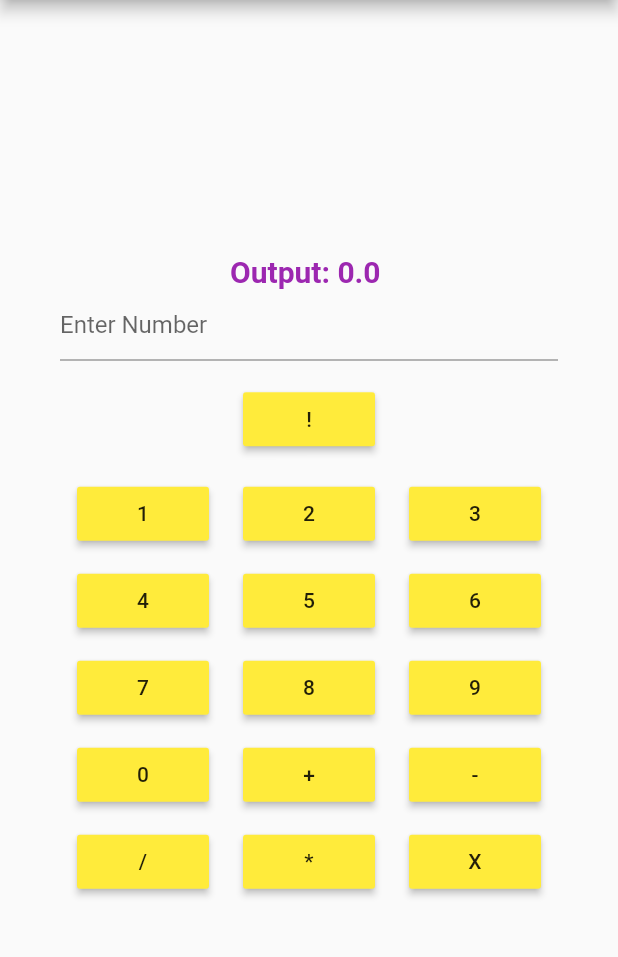
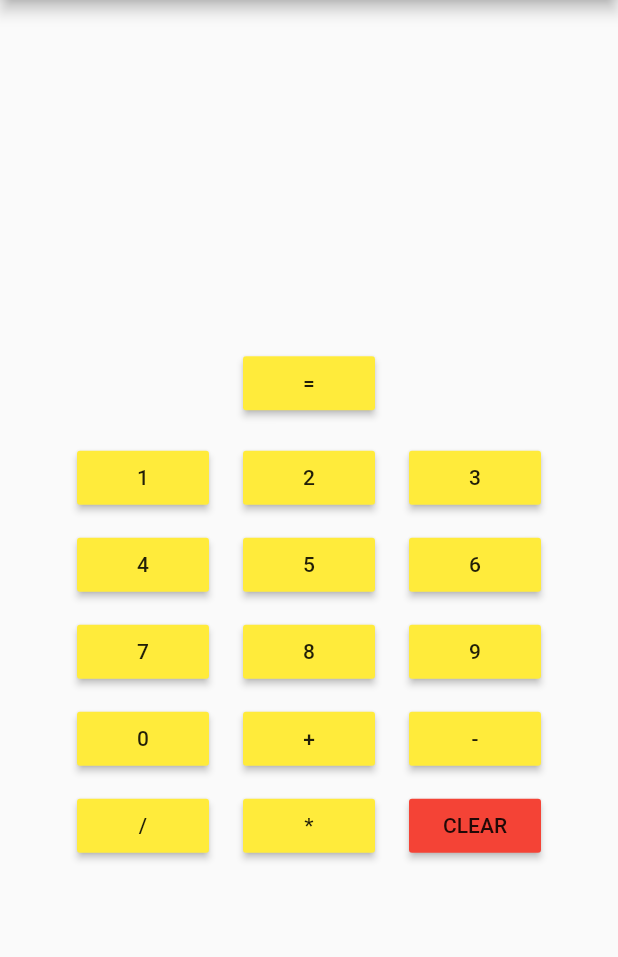
Before and after one commit to mobileappdevhm/calc-EduardBartolovic, a Flutter app: the screen it shows after launch, on a phone screen of 412 x 824 dp, the part 84-1041 px from its top. Run offline on Flutter 3.47's test engine with Material 2 defaults, Android fonts, the phone set to English and light mode, and no system bars; our stand-ins replace math_expressions.

Commit message:
overhaul no functional

```diff
--- a/AndroidStudioProjects/calculator_app/lib/home_page.dart
+++ b/AndroidStudioProjects/calculator_app/lib/home_page.dart
@@ -1,5 +1,5 @@
 import 'package:flutter/material.dart';
-//import 'package:math_expression/math_expression.dart';
+import 'package:math_expressions/math_expressions.dart';
 
 class HomePage extends StatefulWidget{
   @override
@@ -10,27 +10,31 @@ class HomePage extends StatefulWidget{
 
 class HomePageState extends State<HomePage>{
 
-  var num1 = 0.0 ,num2 = 0.0 ,sum = 0.0 ;
-
-  final TextEditingController text = new TextEditingController(text: '');
-
+  var sum = 0.0 ;
+  String text = "";
 
   void doMath(){
     this.setState((){
-      //Parser parser = new Parser();
+      try{
+        Parser p = new Parser();
+        Expression exp = p.parse(text);
+        final double result = exp.evaluate(EvaluationType.REAL,new ContextModel());
+        text = "$result";
+      }catch(exe){ // if userinpur was wrong
+        text = "Syntax Error";
+      }
 
-      text.text = "hall";
     });
   }
 
   void addElement(String element){
     this.setState((){
-      text.text += element;
+      text += element;
     });
   }
   void clear(){
     this.setState((){
-      text.text = "";
+      text = "";
     });
   }
 
@@ -44,21 +48,17 @@ class HomePageState extends State<HomePage>{
           child: new Column(
             mainAxisAlignment: MainAxisAlignment.center,
             children: <Widget>[
-              new Text('Output: $sum ',
+              new Text('$text ',
                 style: new TextStyle( fontSize: 20.0,
                   fontWeight: FontWeight.bold,
                   color: Colors.purple,
                 ),
               ),
-              new TextField(
-                decoration: new InputDecoration( hintText: 'Enter Number'),
-                controller: text,
-              ),
               new Padding(
                 padding: const EdgeInsets.only(top:15.0),
               ),
               new MaterialButton(
-                child: new Text('!'),
+                child: new Text('='),
                 color: Colors.yellow,
                 onPressed: doMath,
               ),
@@ -172,8 +172,8 @@ class HomePageState extends State<HomePage>{
                     onPressed: () => addElement("*"),
                   ),
                   new MaterialButton(
-                    child: new Text('X'),
-                    color: Colors.yellow,
+                    child: new Text('CLEAR'),
+                    color: Colors.red,
                     onPressed: clear,
                   ),
                 ],
--- a/AndroidStudioProjects/calculator_app/pubspec.yaml
+++ b/AndroidStudioProjects/calculator_app/pubspec.yaml
@@ -2,6 +2,7 @@ name: calculator_app
 description: A new Flutter application.
 
 dependencies:
+  math_expressions: "^0.3.0"
   flutter:
     sdk: flutter
 
@@ -10,6 +11,7 @@ dependencies:
   cupertino_icons: ^0.1.0
 
 dev_dependencies:
+  math_expressions: "^0.3.0"
   flutter_test:
     sdk: flutter
 
```
Also changed, not shown: AndroidStudioProjects/calculator_app/pubspec.lock, 2 other files.
